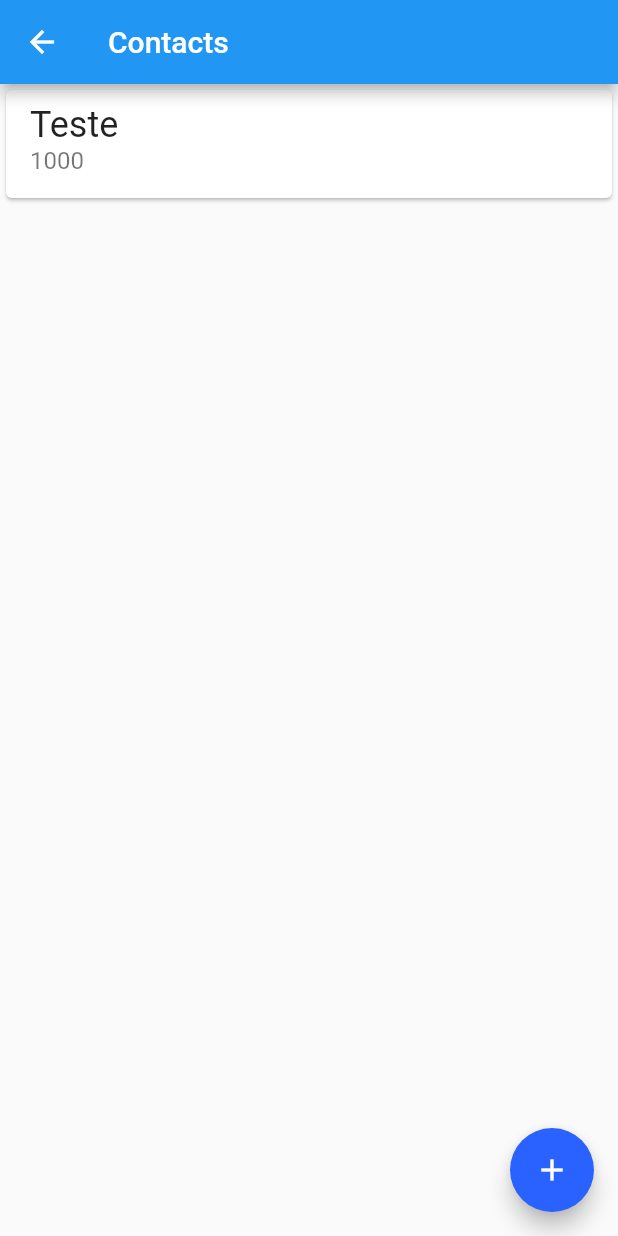
After one commit to karlgama/flutter-contatos, a Flutter app: the screen it shows after launch, after a tap on "Contacts", on a phone screen of 412 x 824 dp. The commit adds this screen. Run offline on Flutter 3.47's test engine with Material 2 defaults, Android fonts, the phone set to English and light mode, and no system bars.

Commit message:
adicionando contact_list

```diff
--- a/lib/main.dart
+++ b/lib/main.dart
@@ -1,4 +1,6 @@
 import 'package:flutter/material.dart';
+
+import 'screens/dashboard.dart';
 
 void main() {
   runApp(Bytebank());
@@ -19,51 +21,3 @@ class Bytebank extends StatelessWidget {
     );
   }
 }
-
-class Dashboard extends StatelessWidget {
-  @override
-  Widget build(BuildContext context) {
-    return Scaffold(
-      appBar: AppBar(
-        title: Text('Bytebank'),
-      ),
-      body: Column(
-        mainAxisAlignment: MainAxisAlignment.spaceBetween,
-        crossAxisAlignment: CrossAxisAlignment.start,
-        children: [
-          Padding(
-            padding: const EdgeInsets.all(8.0),
-            child: Image.asset('images/bytebank_logo.png'),
-          ),
-          Padding(
-            padding: const EdgeInsets.all(8.0),
-            child: Container(
-              padding: EdgeInsets.all(8.0),
-              height: 100,
-              width: 150,
-              color: Theme.of(context).primaryColor,
-              child: Column(
-                mainAxisAlignment: MainAxisAlignment.spaceBetween,
-                crossAxisAlignment: CrossAxisAlignment.start,
-                children: [
-                  Icon(
-                    Icons.people,
-                    color: Colors.white,
-                    size: 24,
-                  ),
-                  Text(
-                    'Contacts',
-                    style: TextStyle(
-                      color: Colors.white,
-                      fontSize: 16.0,
-                    ),
-                  ),
-                ],
-              ),
-            ),
-          ),
-        ],
-      ),
-    );
-  }
-}
--- /dev/null
+++ b/lib/screens/contacts_list.dart
@@ -0,0 +1,36 @@
+import 'package:flutter/material.dart';
+
+class ContactsList extends StatelessWidget {
+  @override
+  Widget build(BuildContext context) {
+    return Scaffold(
+      appBar: AppBar(
+        title: Text('Contacts'),
+      ),
+      body: ListView(
+        children: [
+          Card(
+            child: ListTile(
+              title: Text(
+                'Teste',
+                style: TextStyle(
+                  fontSize: 24,
+                ),
+              ),
+              subtitle: Text(
+                '1000',
+                style: TextStyle(
+                  fontSize: 16,
+                ),
+              ),
+            ),
+          )
+        ],
+      ),
+      floatingActionButton: FloatingActionButton(
+        onPressed: () {},
+        child: Icon(Icons.add),
+      ),
+    );
+  }
+}
--- /dev/null
+++ b/lib/screens/dashboard.dart
@@ -0,0 +1,61 @@
+import 'package:bytebank_contatos/screens/contacts_list.dart';
+import 'package:flutter/material.dart';
+
+class Dashboard extends StatelessWidget {
+  @override
+  Widget build(BuildContext context) {
+    return Scaffold(
+      appBar: AppBar(
+        title: Text('Bytebank'),
+      ),
+      body: Column(
+        mainAxisAlignment: MainAxisAlignment.spaceBetween,
+        crossAxisAlignment: CrossAxisAlignment.start,
+        children: [
+          Padding(
+            padding: const EdgeInsets.all(8.0),
+            child: Image.asset('images/bytebank_logo.png'),
+          ),
+          Padding(
+            padding: const EdgeInsets.all(8.0),
+            child: Material(
+              color: Theme.of(context).primaryColor,
+              child: InkWell(
+                onTap: () {
+                  Navigator.of(context).push(
+                    MaterialPageRoute(
+                      builder: (context) => ContactsList(),
+                    ),
+                  );
+                },
+                child: Container(
+                  padding: EdgeInsets.all(8.0),
+                  height: 100,
+                  width: 150,
+                  child: Column(
+                    mainAxisAlignment: MainAxisAlignment.spaceBetween,
+                    crossAxisAlignment: CrossAxisAlignment.start,
+                    children: [
+                      Icon(
+                        Icons.people,
+                        color: Colors.white,
+                        size: 24,
+                      ),
+                      Text(
+                        'Contacts',
+                        style: TextStyle(
+                          color: Colors.white,
+                          fontSize: 16.0,
+                        ),
+                      ),
+                    ],
+                  ),
+                ),
+              ),
+            ),
+          ),
+        ],
+      ),
+    );
+  }
+}
```
